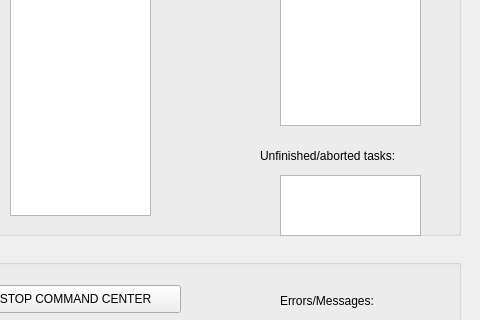
Before: the Qt Designer form Hanse/CommandCenter/commandcenterform.ui in iti-luebeck/HANSE2011, drawn with Qt 5; both pictures show x 330 to 810 and y 105 to 425 of the 810 by 609 pixel window.
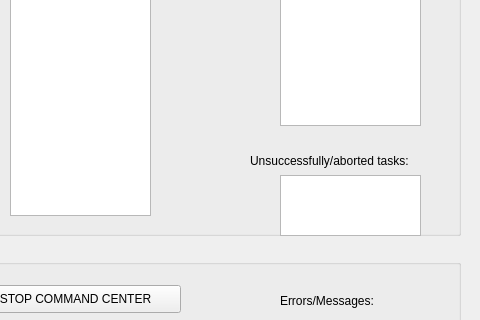
After: the same form once the commit is applied.

The edit to the form file:
```diff
--- a/Hanse/CommandCenter/commandcenterform.ui
+++ b/Hanse/CommandCenter/commandcenterform.ui
@@ -222,14 +222,14 @@
    <widget class="QLabel" name="label_7">
     <property name="geometry">
      <rect>
-      <x>570</x>
+      <x>560</x>
       <y>230</y>
-      <width>181</width>
-      <height>21</height>
+      <width>211</width>
+      <height>31</height>
      </rect>
     </property>
     <property name="text">
-     <string>Unfinished/aborted tasks:</string>
+     <string>Unsuccessfully/aborted tasks:</string>
     </property>
    </widget>
    <widget class="QCheckBox" name="subBox">
```
